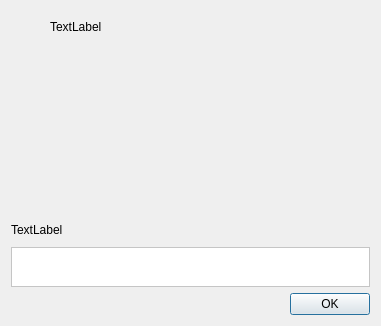
The window that gui/ui/about_dialog.ui (Solthis/Fugen-2.0) describes before a commit, drawn with Qt 5.
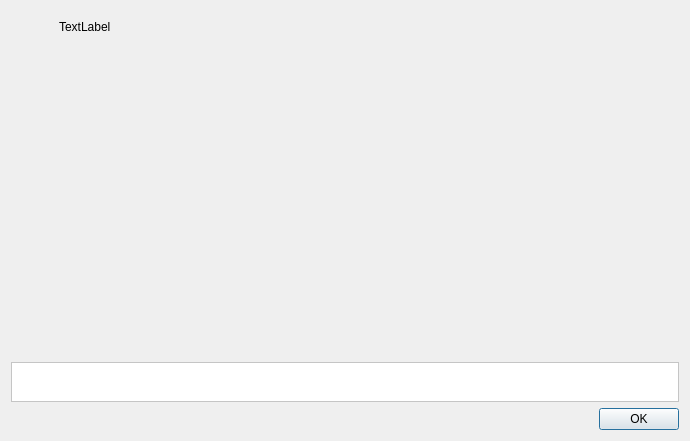
The same window after the commit.

Commit message: Update README and about

Diff of the .ui file:
```diff
--- a/gui/ui/about_dialog.ui
+++ b/gui/ui/about_dialog.ui
@@ -6,8 +6,8 @@
    <rect>
     <x>0</x>
     <y>0</y>
-    <width>381</width>
-    <height>326</height>
+    <width>690</width>
+    <height>441</height>
    </rect>
   </property>
   <property name="sizePolicy">
@@ -82,27 +82,46 @@
          <property name="frameShadow">
           <enum>QFrame::Plain</enum>
          </property>
-         <layout class="QVBoxLayout" name="verticalLayout_3">
+         <layout class="QVBoxLayout" name="verticalLayout_5">
           <property name="spacing">
-           <number>6</number>
-          </property>
-          <property name="leftMargin">
            <number>0</number>
           </property>
-          <property name="bottomMargin">
+          <property name="margin">
            <number>0</number>
           </property>
           <item>
-           <widget class="QLabel" name="fugendesc_label">
-            <property name="text">
-             <string>TextLabel</string>
+           <widget class="QScrollArea" name="scrollArea">
+            <property name="frameShape">
+             <enum>QFrame::NoFrame</enum>
             </property>
-            <property name="alignment">
-             <set>Qt::AlignJustify|Qt::AlignTop</set>
-            </property>
-            <property name="wordWrap">
+            <property name="widgetResizable">
              <bool>true</bool>
             </property>
+            <widget class="QWidget" name="scrollAreaWidgetContents">
+             <property name="geometry">
+              <rect>
+               <x>0</x>
+               <y>0</y>
+               <width>633</width>
+               <height>330</height>
+              </rect>
+             </property>
+             <layout class="QVBoxLayout" name="verticalLayout_3">
+              <item>
+               <widget class="QLabel" name="fugendesc_label">
+                <property name="text">
+                 <string>TextLabel</string>
+                </property>
+                <property name="alignment">
+                 <set>Qt::AlignJustify|Qt::AlignTop</set>
+                </property>
+                <property name="wordWrap">
+                 <bool>true</bool>
+                </property>
+               </widget>
+              </item>
+             </layout>
+            </widget>
            </widget>
           </item>
          </layout>
@@ -110,19 +129,6 @@
        </item>
       </layout>
      </item>
-     <item>
-      <widget class="QLabel" name="credit_label">
-       <property name="text">
-        <string>TextLabel</string>
-       </property>
-       <property name="alignment">
-        <set>Qt::AlignBottom|Qt::AlignLeading|Qt::AlignLeft</set>
-       </property>
-       <property name="wordWrap">
-        <bool>true</bool>
-       </property>
-      </widget>
-     </item>
      <item>
       <widget class="QFrame" name="frame">
        <property name="palette">
@@ -205,6 +211,19 @@
         <property name="leftMargin">
          <number>0</number>
         </property>
+        <item>
+         <spacer name="horizontalSpacer_3">
+          <property name="orientation">
+           <enum>Qt::Horizontal</enum>
+          </property>
+          <property name="sizeHint" stdset="0">
+           <size>
+            <width>40</width>
+            <height>20</height>
+           </size>
+          </property>
+         </spacer>
+        </item>
         <item>
          <widget class="QLabel" name="solthis_logo_label">
           <property name="text">
@@ -220,7 +239,14 @@
          </widget>
         </item>
         <item>
-         <widget class="QLabel" name="cnls_logo_label">
+         <widget class="QLabel" name="initiative_logo_label">
+          <property name="text">
+           <string/>
+          </property>
+         </widget>
+        </item>
+        <item>
+         <widget class="QLabel" name="gnugplv3_logo_label">
           <property name="text">
            <string/>
           </property>
```
Left out of the diff: 2 changed lines with no effect on the pictures. The commit also changes 14 other files.
